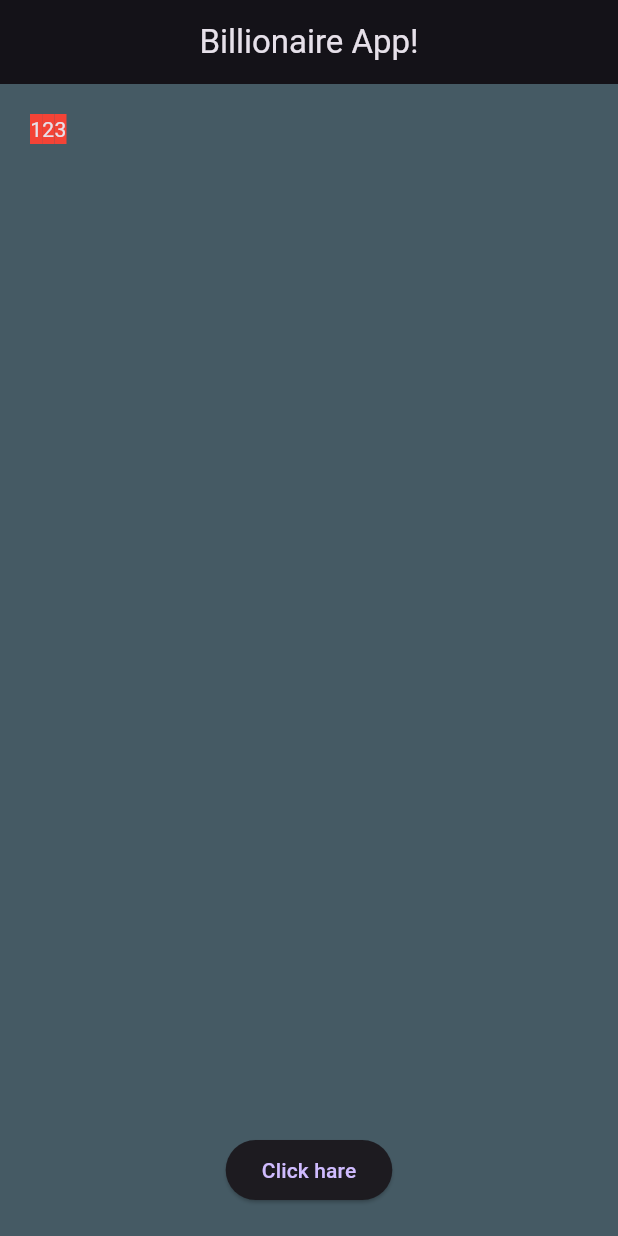
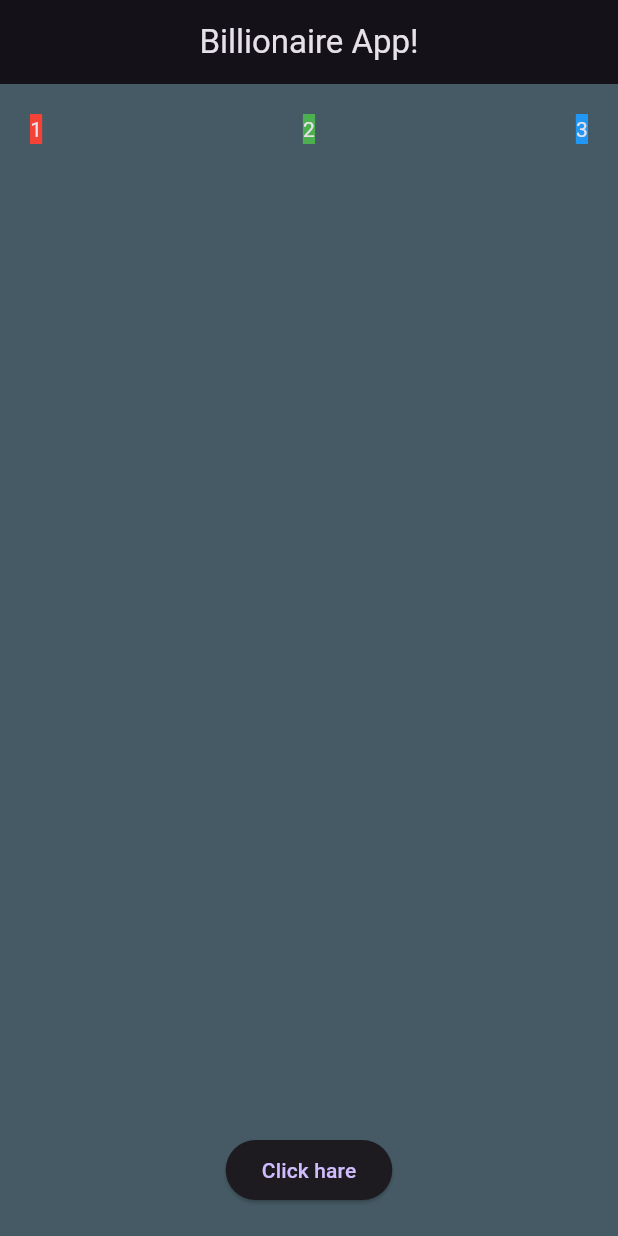
Before and after one commit to juweyriyo/bilionerApp, a Flutter app: the screen it shows after launch, on a phone screen of 412 x 824 dp. Run offline on Flutter 3.47's test engine with Material 3 defaults, Android fonts, the phone set to English and light mode, and no system bars.

Commit message:
change colors and adding mainAxisAlignment

```diff
--- a/lib/main.dart
+++ b/lib/main.dart
@@ -27,10 +27,11 @@ class MyApp extends StatelessWidget {
             children: [
               // Text("Balance par"),
               Row(
+                mainAxisAlignment: MainAxisAlignment.spaceBetween,
                 children: [
                   Container(color: Colors.red, child: Text("1")),
-                  Container(color: Colors.red, child: Text("2")),
-                  Container(color: Colors.red, child: Text("3")),
+                  Container(color: Colors.green, child: Text("2")),
+                  Container(color: Colors.blue, child: Text("3")),
                 ],
               ),
               ElevatedButton(onPressed: afunction, child: Text("Click hare")),
```
